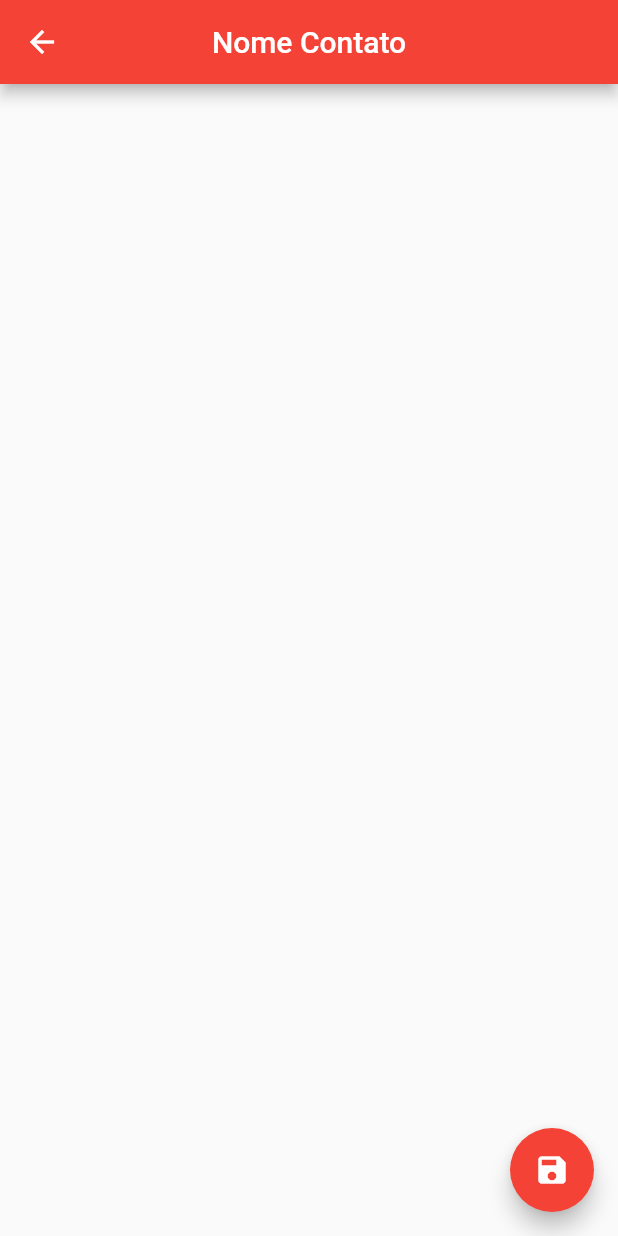
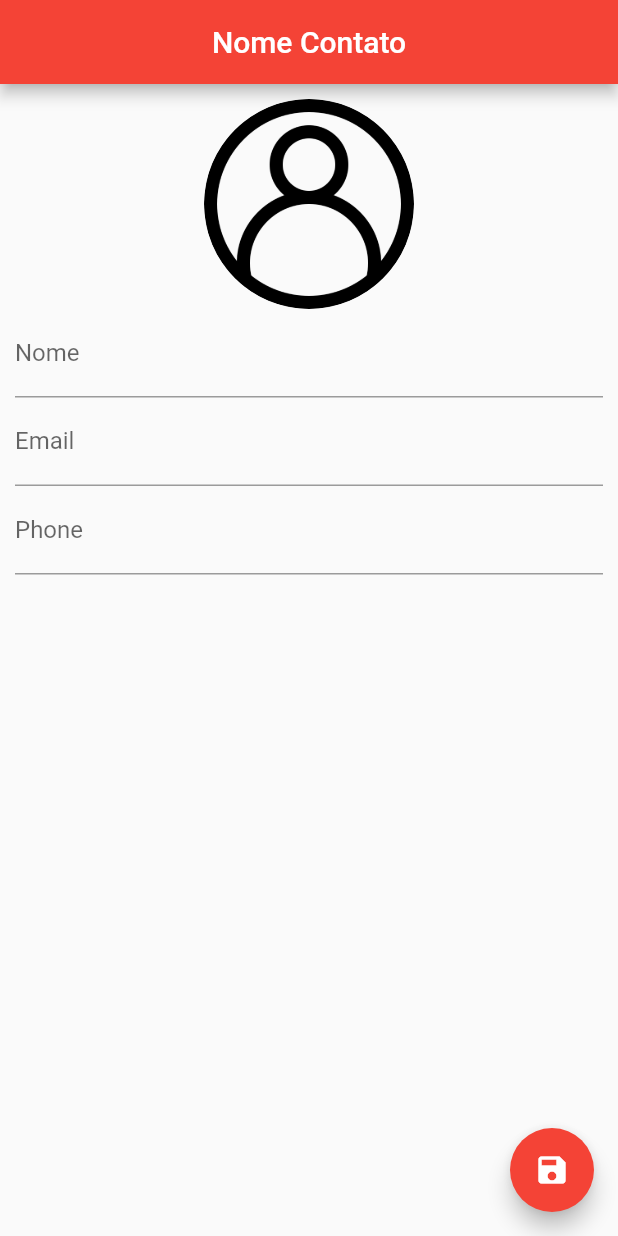
Before and after one commit to andregurgel/Flutter, a Flutter app: the ContactPage screen opened directly, on a phone screen of 412 x 824 dp. Run offline on Flutter 3.47's test engine with Material 2 defaults, Android fonts, the phone set to English and light mode, and no system bars; our stand-ins replace share, sqflite, transparent_image; accounts and stored records are empty.

Commit message:
Layout da Tela de Contato

```diff
--- a/agenda_contatos/lib/main.dart
+++ b/agenda_contatos/lib/main.dart
@@ -1,9 +1,10 @@
+import 'package:agenda_contatos/ui/contact_page.dart';
 import 'package:flutter/material.dart';
 import 'package:agenda_contatos/ui/home_page.dart';
 
 void main() {
   runApp(MaterialApp(
-    home: HomePage(),
+    home: ContactPage(),
     debugShowCheckedModeBanner: false,
   ));
 }
--- a/agenda_contatos/lib/ui/contact_page.dart
+++ b/agenda_contatos/lib/ui/contact_page.dart
@@ -1,5 +1,6 @@
 import 'package:agenda_contatos/helpers/contact_helper.dart';
 import 'package:flutter/material.dart';
+import 'dart:io';
 
 class ContactPage extends StatefulWidget {
 
@@ -12,6 +13,11 @@ class ContactPage extends StatefulWidget {
 
 class _ContactPageState extends State<ContactPage> {
 
+  final _nameController = TextEditingController();
+  final _emailController = TextEditingController();
+  final _phoneController = TextEditingController();
+
+  bool _userEdited = false;
   Contact _editedContact;
 
   @override
@@ -29,6 +35,54 @@ class _ContactPageState extends State<ContactPage> {
         child: Icon(Icons.save),
         backgroundColor: Colors.red,
       ),
+      body: SingleChildScrollView(
+        padding: EdgeInsets.all(10),
+        child: Column(
+          children: <Widget>[
+            GestureDetector(
+              child: Container(
+                width: 140,
+                height: 140,
+                decoration: BoxDecoration(
+                    shape: BoxShape.circle,
+                    image: DecorationImage(
+                        image: _editedContact.img != null ?
+                        FileImage(File(_editedContact.img)) : AssetImage("images/user.png")
+                    )
+                ),
+              ),
+            ),
+            TextField(
+              controller: _nameController,
+              decoration: InputDecoration(labelText: "Nome"),
+              onChanged: (text){
+                _userEdited = true;
+                setState(() {
+                  _editedContact.name = text;
+                });
+              },
+            ),
+            TextField(
+              controller: _emailController,
+              decoration: InputDecoration(labelText: "Email"),
+              onChanged: (text){
+                _userEdited = true;
+                _editedContact.email = text;
+              },
+              keyboardType: TextInputType.emailAddress,
+            ),
+            TextField(
+              controller: _phoneController,
+              decoration: InputDecoration(labelText: "Phone"),
+              onChanged: (text){
+                _userEdited = true;
+                _editedContact.phone = text;
+              },
+              keyboardType: TextInputType.phone,
+            )
+          ],
+        ),
+      ),
     );
   }
 
@@ -40,6 +94,11 @@ class _ContactPageState extends State<ContactPage> {
       _editedContact = Contact();
     }else{
       _editedContact = Contact.fromMap(widget.contact.toMap());
+
+      _nameController.text = _editedContact.name;
+      _emailController.text = _editedContact.email;
+      _phoneController.text = _editedContact.phone;
+
     }
   }
 }
```
